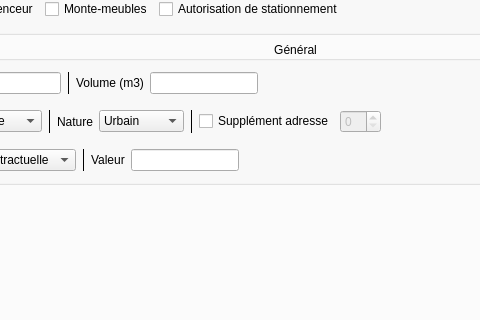
Qt form DevisMaker/src/ui/MainWindow.ui (Andreas-Chatti/DevisMaker) before a commit; both pictures show x 165 to 645 and y 370 to 690 of the 922 by 774 pixel window.
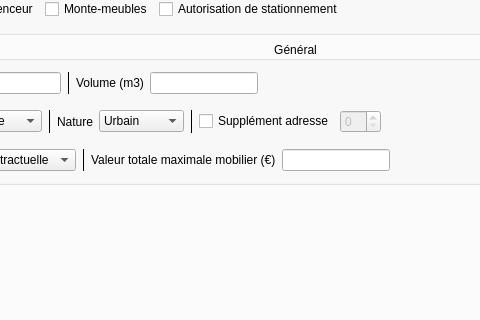
The same form after that commit. The open tabs and pages were chosen to show the change.

Commit message: Refactor project structure and enhance UI/UX

```diff
--- a/DevisMaker/src/ui/MainWindow.ui
+++ b/DevisMaker/src/ui/MainWindow.ui
@@ -699,7 +699,7 @@
              <item>
               <widget class="QLabel" name="valeurAssuranceLabel">
                <property name="text">
-                <string>Valeur</string>
+                <string>Valeur totale maximale mobilier (€)</string>
                </property>
               </widget>
              </item>
```
Left out of the diff: 43 changed lines with no effect on the pictures. The commit also changes 7 other files.
